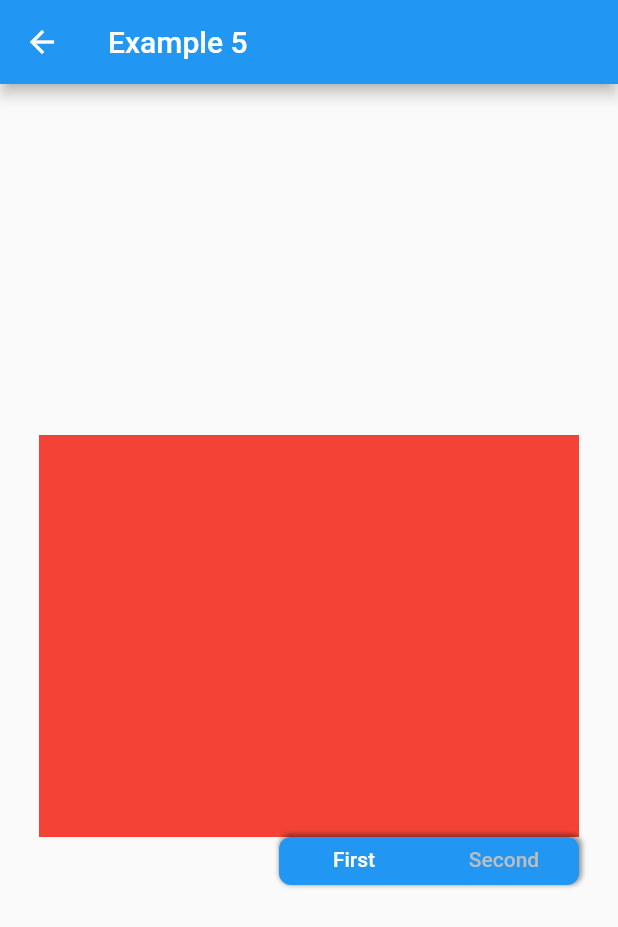
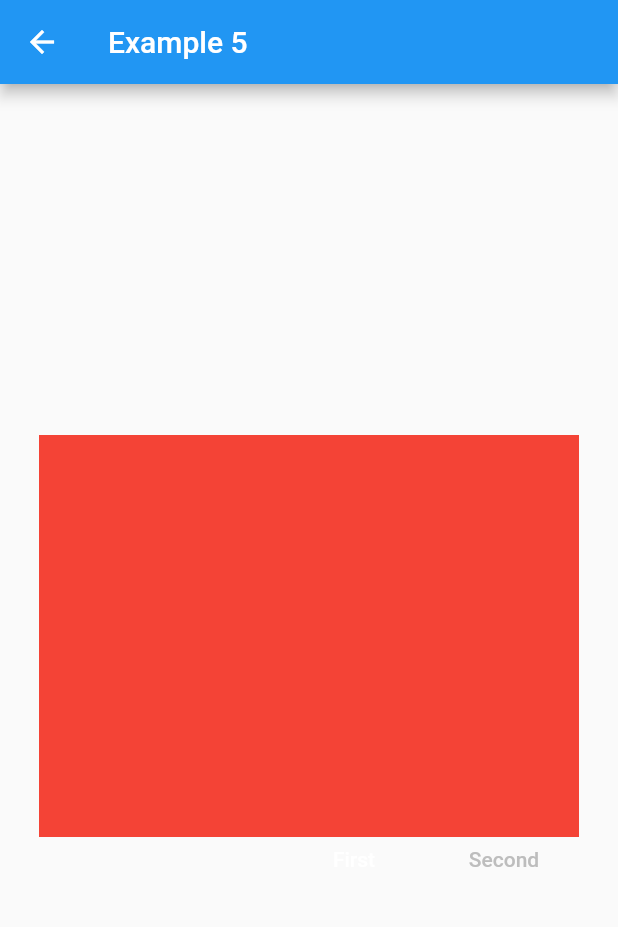
Before and after one commit to slovnicki/contained_tab_bar_view, a Flutter app: the Example5 screen opened by its route, on a phone screen of 412 x 824 dp. Shown: the top 927 px of the screen. Run offline on Flutter 3.47's test engine with Material 2 defaults, Android fonts, the phone set to English and light mode, and no system bars.

Commit message:
{tab_bar_properties}: [change] backgroundStack into background (Container)

```diff
--- a/lib/src/contained_tab_bar_view.dart
+++ b/lib/src/contained_tab_bar_view.dart
@@ -107,18 +107,11 @@ class ContainedTabBarViewState extends State<ContainedTabBarView>
   }
 
   Widget _buildTabBar() {
-    final Stack stack = widget.tabBarProperties.backgroundStack ?? Stack();
-    Widget tabBar = Container(
-      width: widget.tabBarProperties.width,
-      height: widget.tabBarProperties.height,
-      child: Stack(
-        alignment: stack.alignment,
-        clipBehavior: stack.clipBehavior,
-        fit: stack.fit,
-        overflow: stack.overflow,
-        textDirection: stack.textDirection,
-        children: [
-          ...stack.children,
+    final List<Widget> backgroundStackChildren = [];
+    if (widget.tabBarProperties.background != null) {
+      backgroundStackChildren.add(widget.tabBarProperties.background);
+    }
+    backgroundStackChildren.add(
       Positioned.fill(
         child: TabBar(
           controller: _controller,
@@ -132,13 +125,18 @@ class ContainedTabBarViewState extends State<ContainedTabBarView>
           labelColor: widget.tabBarProperties.labelColor,
           labelPadding: widget.tabBarProperties.labelPadding,
           labelStyle: widget.tabBarProperties.labelStyle,
-              unselectedLabelColor:
-                  widget.tabBarProperties.unselectedLabelColor,
-              unselectedLabelStyle:
-                  widget.tabBarProperties.unselectedLabelStyle,
+          unselectedLabelColor: widget.tabBarProperties.unselectedLabelColor,
+          unselectedLabelStyle: widget.tabBarProperties.unselectedLabelStyle,
         ),
       ),
-        ],
+    );
+
+    final Widget tabBar = SizedBox(
+      width: widget.tabBarProperties.width,
+      height: widget.tabBarProperties.height,
+      child: Stack(
+        alignment: AlignmentDirectional.center,
+        children: backgroundStackChildren,
       ),
     );
 
--- a/lib/src/tab_bar_properties.dart
+++ b/lib/src/tab_bar_properties.dart
@@ -4,7 +4,7 @@ import 'package:flutter/material.dart';
 class TabBarProperties {
   final double width;
   final double height;
-  final Stack backgroundStack;
+  final Container background;
   final TabBarPosition position;
   final TabBarAlignment alignment;
   final EdgeInsets outerPadding;
@@ -29,7 +29,7 @@ class TabBarProperties {
   const TabBarProperties({
     this.width,
     this.height: kToolbarHeight,
-    this.backgroundStack,
+    this.background,
     this.position: TabBarPosition.top,
     this.alignment: TabBarAlignment.center,
     this.outerPadding: const EdgeInsets.all(0.0),
```
Lines whose indentation alone changed are shown as unchanged.
